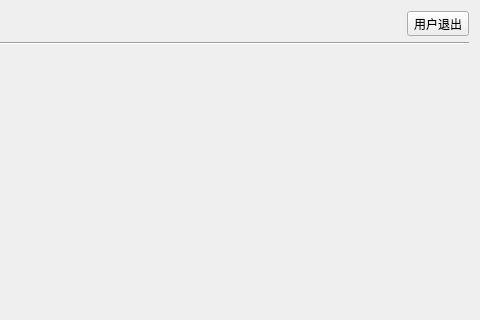
ylxcvvan/Supermarket-Commodity-Management-System, file mainwidget.ui: the form before one commit; both pictures show x 309 to 789 and y 0 to 320 of the 789 by 510 pixel window.
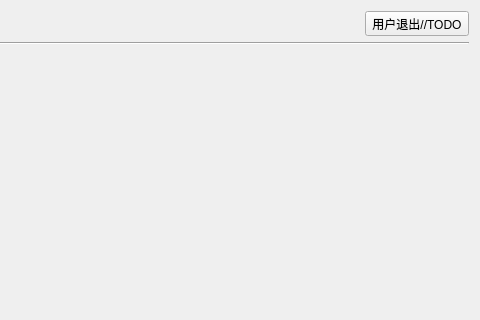
The form after the commit.

What changed in the file:
```diff
--- a/mainwidget.ui
+++ b/mainwidget.ui
@@ -135,7 +135,7 @@
          <string notr="true"/>
         </property>
         <property name="text">
-         <string>用户退出</string>
+         <string>用户退出//TODO</string>
         </property>
         <property name="toolButtonStyle">
          <enum>Qt::ToolButtonTextUnderIcon</enum>
```
